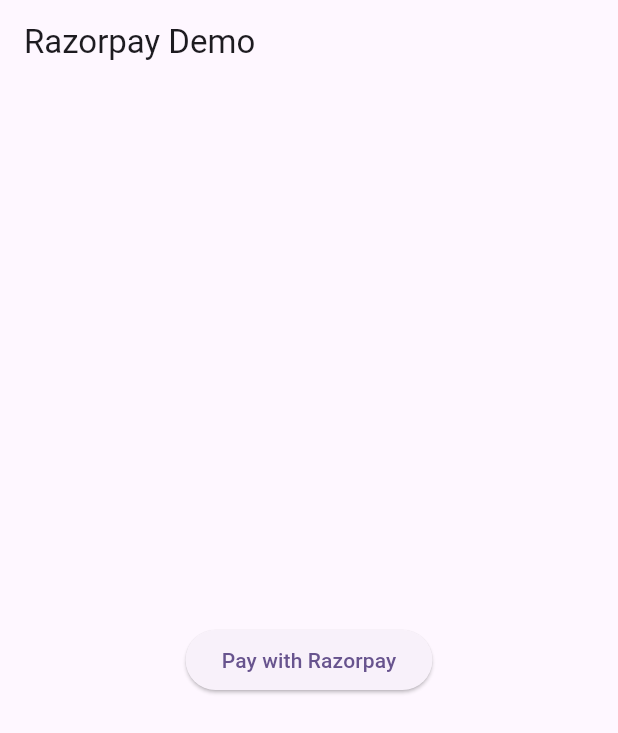
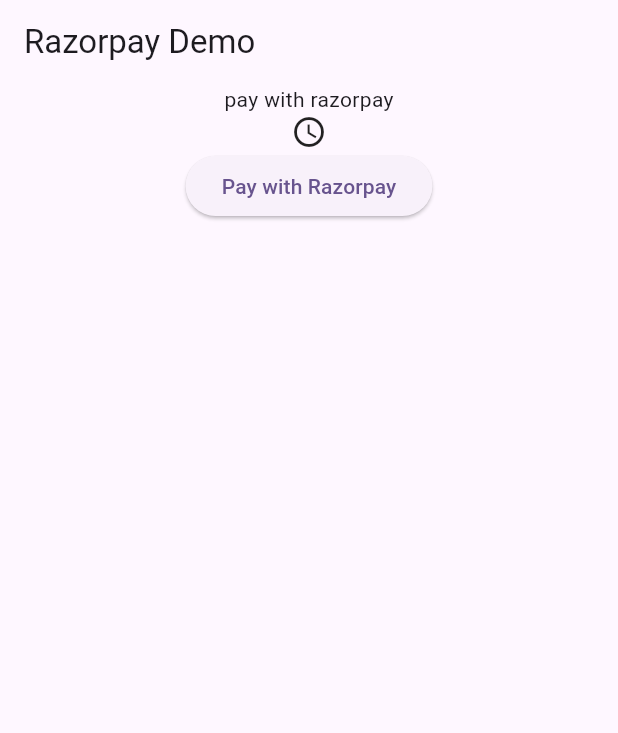
Before and after one commit to KRRanjith45/Razorpay, a Flutter app: the screen it shows after launch, on a phone screen of 412 x 824 dp. Shown: the top 733 px of the screen. Run offline on Flutter 3.47's test engine with Material 3 defaults, Android fonts, the phone set to English and light mode, and no system bars; missing offline and left inert: razorpay_flutter.

Commit message:
Ranjith update

```diff
--- a/lib/Home.dart
+++ b/lib/Home.dart
@@ -66,9 +66,15 @@ class _HomeState extends State<Home> {
         title: Text('Razorpay Demo'),
       ),
       body: Center(
-        child: ElevatedButton(
-          onPressed: _openCheckout,
-          child: Text('Pay with Razorpay'),
+        child: Column(
+          children: [
+            Text("pay with razorpay"),
+            Icon(Icons.access_time),
+            ElevatedButton(
+              onPressed: _openCheckout,
+              child: Text('Pay with Razorpay'),
+            ),
+          ],
         ),
       ),
     );
```
